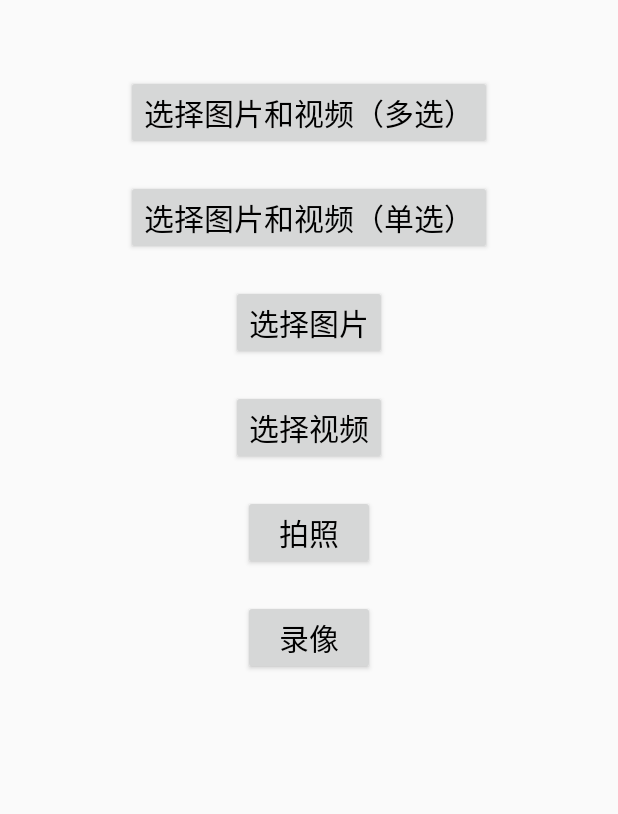
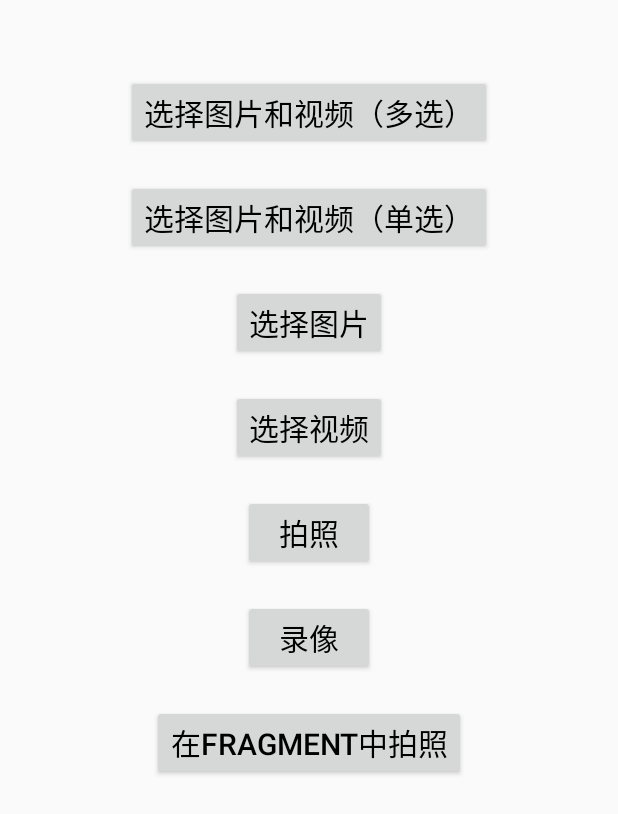
Before and after one commit to dongjieorg/DongjieDemos, an Android app: the AlbumActivity screen opened directly, with no data from a screen before it, on a phone screen of 412 x 824 dp. Shown: the top 814 px of the screen. Run offline under Robolectric (Android 15) with nearby library versions, the phone set to English and light mode, and no system bars; libraries missing offline, so code that uses them is left out: com.yanzhenjie.album; pictures from the network do not load; 1 statement that could not run was skipped.

Commit message:
添加在fragment中拍照demo

```diff
--- a/app/src/main/AndroidManifest.xml
+++ b/app/src/main/AndroidManifest.xml
@@ -100,7 +100,8 @@
         <activity android:name=".immersive_status.ImmersiveActivity" />
         <activity android:name=".immersive_status.immersive_activity.StatusColorActivity" />
         <activity android:name=".immersive_status.immersive_activity.FullScreenStatusActivity" />
-        <activity android:name=".immersive_status.immersive_activity.DrawLayoutStatusActivity"></activity>
+        <activity android:name=".immersive_status.immersive_activity.DrawLayoutStatusActivity" />
+        <activity android:name=".album.CameraInFragmentActivity"></activity>
     </application>
 
 </manifest>
--- a/app/src/main/res/layout/activity_album.xml
+++ b/app/src/main/res/layout/activity_album.xml
@@ -72,4 +72,15 @@
         android:layout_marginTop="20dp"
         android:onClick="onButtonClick6"
         />
+
+    <Button
+        android:layout_width="wrap_content"
+        android:layout_height="wrap_content"
+        android:text="在fragment中拍照"
+        android:textColor="#000"
+        android:textSize="20dp"
+        android:layout_gravity="center_horizontal"
+        android:layout_marginTop="20dp"
+        android:onClick="onButtonClick7"
+        />
 </LinearLayout>
--- a/app/src/main/res/values/strings.xml
+++ b/app/src/main/res/values/strings.xml
@@ -1,3 +1,6 @@
 <resources>
     <string name="app_name">DongjieDemos</string>
+
+    <!-- TODO: Remove or change this placeholder text -->
+    <string name="hello_blank_fragment">Hello blank fragment</string>
 </resources>
```
Also changed, not shown: app/src/main/java/com/dongjie/dongjiedemos/album/AlbumActivity.java (+8 -0 lines), app/src/main/java/com/dongjie/dongjiedemos/album/CameraFragment.java (added, +61 -0 lines), app/src/main/java/com/dongjie/dongjiedemos/album/CameraInFragmentActivity.java (added, +17 -0 lines), app/src/main/res/layout/activity_camera_in_fragment.xml (added, +13 -0 lines), app/src/main/res/layout/fragment_camera.xml (added, +16 -0 lines).
